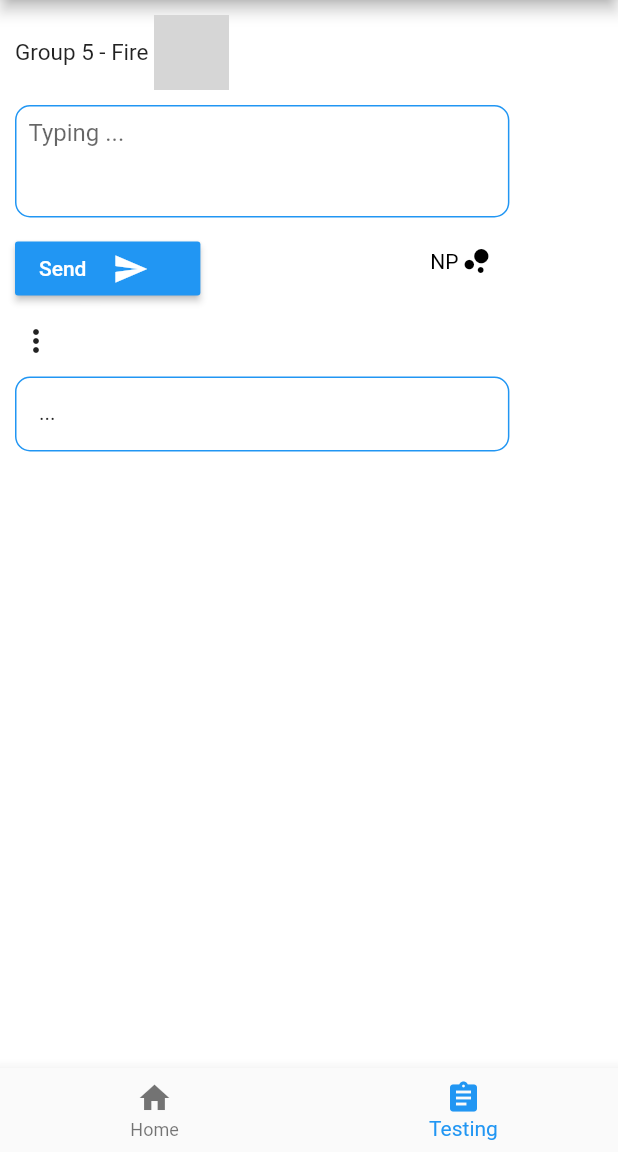
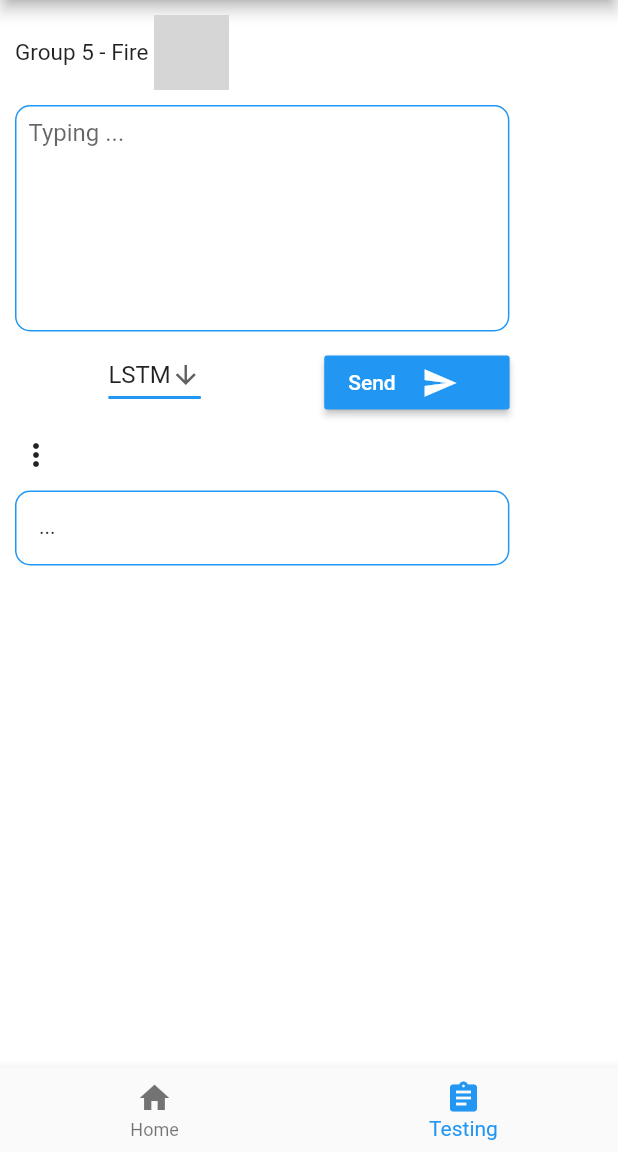
Before and after one commit to bigdog156/Youtube_Spam_Flutter, a Flutter app: the screen it shows after launch, item 2 of the bottom bar chosen, on a phone screen of 412 x 824 dp, the part 84-1236 px from its top. Run offline on Flutter 3.47's test engine with Material 2 defaults, Android fonts, the phone set to English and light mode, and no system bars; our stand-ins replace dio, webview_flutter; grey boxes are pictures that could not be loaded.

Commit message:
Update UI

```diff
--- /dev/null
+++ b/lib/model/algorithm.dart
@@ -0,0 +1,10 @@
+import 'package:flutter/cupertino.dart';
+
+class Algorithm extends ChangeNotifier{
+  String algorithm = 'LSTM';
+
+  void changeAlgorithm(String algo){
+    this.algorithm = algo;
+    notifyListeners();
+  }
+}
--- a/lib/page/page_testing.dart
+++ b/lib/page/page_testing.dart
@@ -1,7 +1,11 @@
+import 'package:Youtube_Spam/model/algorithm.dart';
+import 'package:Youtube_Spam/widgets/dropdown_button.dart';
 import 'package:flutter/material.dart';
 import 'package:Youtube_Spam/repo/repo_api.dart';
 import 'package:Youtube_Spam/model/result.dart';
 import 'dart:async';
+
+import 'package:provider/provider.dart';
 
 class PageMain extends StatefulWidget {
   @override
@@ -14,16 +18,21 @@ class _PageMainState extends State<PageMain> {
   String text="";
   Future<Result> result;
   TextEditingController editingController;
-  int algo ;
+  String algorithm;
   @override
   void initState() {
     editingController = TextEditingController();
-    apiRepo = ApiRepo(urlApi: "http://192.168.43.239:1998/");
+    apiRepo = ApiRepo(urlApi: "http://127.0.0.1:1998/");
     // TODO: implement initState
     super.initState();
   }
   @override
-
+  void didChangeDependencies() {
+    // TODO: implement didChangeDependencies
+    super.didChangeDependencies();
+    print(algorithm);
+  }
+  @override
   Widget build(BuildContext context) {
     return SingleChildScrollView(
       child: Container(
@@ -35,10 +44,10 @@ class _PageMainState extends State<PageMain> {
             titleGroup(),
             formInputTest(),
             Row(
-              mainAxisAlignment: MainAxisAlignment.spaceBetween,
+              mainAxisAlignment: MainAxisAlignment.spaceEvenly,
               children: <Widget>[
+                DropDownButtonAlgorithm(),
                 buttonSend(),
-                buildChoice()
               ],
             ),
             buildPopupMenu(),
@@ -49,26 +58,6 @@ class _PageMainState extends State<PageMain> {
     );
   }
 
-  Widget buildChoice() {
-    return PopupMenuButton<int>(
-      child: buttonChoice(),
-      onSelected: (int value) {
-        setState(() {
-          algo = value;
-        });
-      },
-      itemBuilder: (BuildContext context) => <PopupMenuEntry<int>>[
-        const PopupMenuItem<int>(
-          value: 0,
-          child: Text('LSTM Algorithm'),
-        ),
-        const PopupMenuItem<int>(
-          value: 1,
-          child: Text('Naive - Bayes'),
-        ),
-      ],
-    );
-  }
   Widget buildPopupMenu() {
     return PopupMenuButton<String>(
       onSelected: (String result) {
@@ -103,21 +92,34 @@ class _PageMainState extends State<PageMain> {
       child: RaisedButton(
         color: Theme.of(context).primaryColor,
         onPressed: ()async{
+          String algorithmValue = Provider.of<Algorithm>(context, listen: false).algorithm;
           setState(() {
             intResult = null;
           });
           text = editingController.value.text;
-          if(algo == 0)  {
 
+          if(algorithmValue == 'LSTM' && text!='')  {
+            Future.delayed(Duration(seconds: 1), (){
               apiRepo.getResultLSMT(text).then((value) {
                 setState(() {
                   intResult = value.result;
                 });
               });
-          }else{
+            });
+          }else if(algorithmValue == 'NP' && text!=''){
+            Future.delayed(Duration(seconds: 1),(){
               apiRepo.getResultNP(text).then((value){
                 setState(() {
                   intResult = value.result;
+                });
+              });
+            });
+          }else if(algorithmValue =='SVM'&& text!=''){
+            Future.delayed(Duration(seconds: 1), (){
+              apiRepo.getResultSVM(text).then((value){
+                setState(() {
+                  intResult = value.result;
+                });
               });
             });
           }
@@ -131,24 +133,7 @@ class _PageMainState extends State<PageMain> {
       ),
     );
   }
-  Widget buttonChoice(){
-    return Container(
-      margin: EdgeInsets.only(right: MediaQuery.of(context).size.width*0.2),
-      alignment: Alignment.center,
-      width: MediaQuery.of(context).size.width*0.3,
-      height: 35,
-      child: Container(
-//        color: Theme.of(context).primaryColor,
-        child:Row(
-          mainAxisAlignment: MainAxisAlignment.end,
-          children: <Widget>[
-            Text(algo == 0? "LTMS": "NP" , style: TextStyle(color: Colors.black),),
-            Icon(Icons.bubble_chart, color: Colors.black,)
-          ],
-        ),
-      ),
-    );
-  }
+
   Widget titleGroup(){
     return Container(
       padding: EdgeInsets.all(10),
@@ -186,7 +171,7 @@ class _PageMainState extends State<PageMain> {
             hintText: "Typing ..."),
         controller: editingController,
         textInputAction:TextInputAction.done ,
-        maxLines: 3,
+        maxLines: 7,
       ),
     );
   }
@@ -219,4 +204,5 @@ class _PageMainState extends State<PageMain> {
       return Text("NO SPAM");
     }
   }
+
 }
--- a/lib/page/youtube_page.dart
+++ b/lib/page/youtube_page.dart
@@ -1,5 +1,6 @@
 import 'package:Youtube_Spam/model/result.dart';
 import 'package:Youtube_Spam/page/page_home.dart';
+import 'package:Youtube_Spam/page/page_list_comments.dart';
 import 'package:Youtube_Spam/page/page_testing.dart';
 import 'package:Youtube_Spam/repo/repo_api.dart';
 import 'package:flutter/material.dart';
--- /dev/null
+++ b/lib/widgets/dropdown_button.dart
@@ -0,0 +1,47 @@
+import 'package:Youtube_Spam/model/algorithm.dart';
+import 'package:flutter/material.dart';
+import 'package:provider/provider.dart';
+
+
+class DropDownButtonAlgorithm extends StatefulWidget {
+  @override
+  _DropDownButtonAlgorithmState createState() => _DropDownButtonAlgorithmState();
+}
+
+class _DropDownButtonAlgorithmState extends State<DropDownButtonAlgorithm> {
+
+  @override
+  void initState() {
+    // TODO: implement initState
+
+    super.initState();
+  }
+  @override
+  Widget build(BuildContext context) {
+    return Consumer<Algorithm>(
+      builder: (context, item, child){
+        return DropdownButton(
+          value: item.algorithm,
+          icon: Icon(Icons.arrow_downward),
+          iconSize: 20,
+          elevation: 16,
+          underline: Container(
+            height: 2,
+            color: Theme.of(context).primaryColor,
+          ),
+          onChanged: (String newValue){
+            setState(() {
+              item.changeAlgorithm(newValue);
+            });
+          },
+          items: <String>['LSTM','NP','SVM'].map<DropdownMenuItem<String>>((String value){
+            return DropdownMenuItem<String>(
+              value: value,
+              child: Text(value),
+            );
+          }).toList(),
+        );
+      }
+    );
+  }
+}
--- a/pubspec.yaml
+++ b/pubspec.yaml
@@ -29,6 +29,9 @@ dependencies:
   # Use with the CupertinoIcons class for iOS style icons.
   cupertino_icons: ^0.1.3
   dio: ^3.0.9
+  webview_flutter: ^0.3.22+1
+  provider: ^4.1.2
+
 
 
 dev_dependencies:
```
Also changed, not shown: lib/main.dart (+8 -1 lines), lib/model/item_main.dart (added, +14 -0 lines), lib/page/page_list_comments.dart (added, +49 -0 lines), lib/repo/repo_api.dart (+10 -0 lines), lib/resource/fake_data.dart (added, +7 -0 lines), pubspec.lock, 5 other files. Lines whose indentation alone changed are shown as unchanged.
